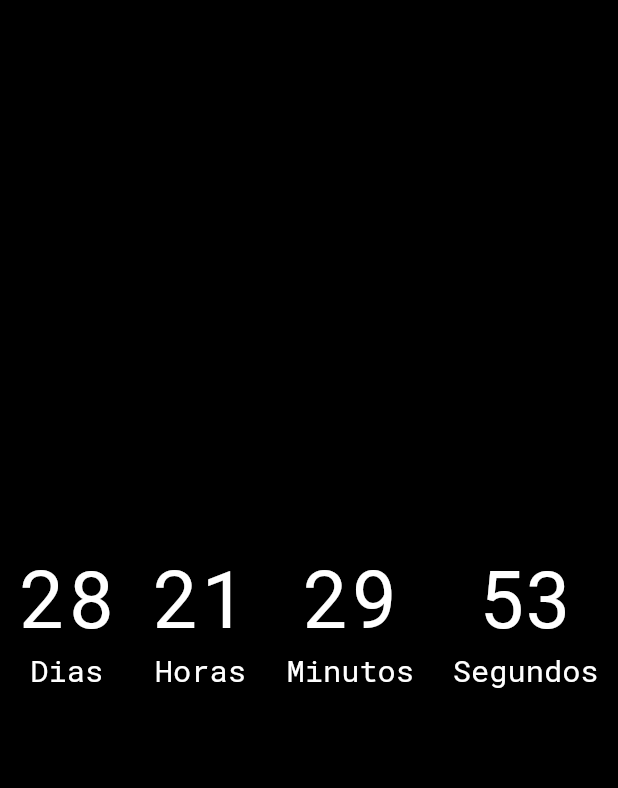
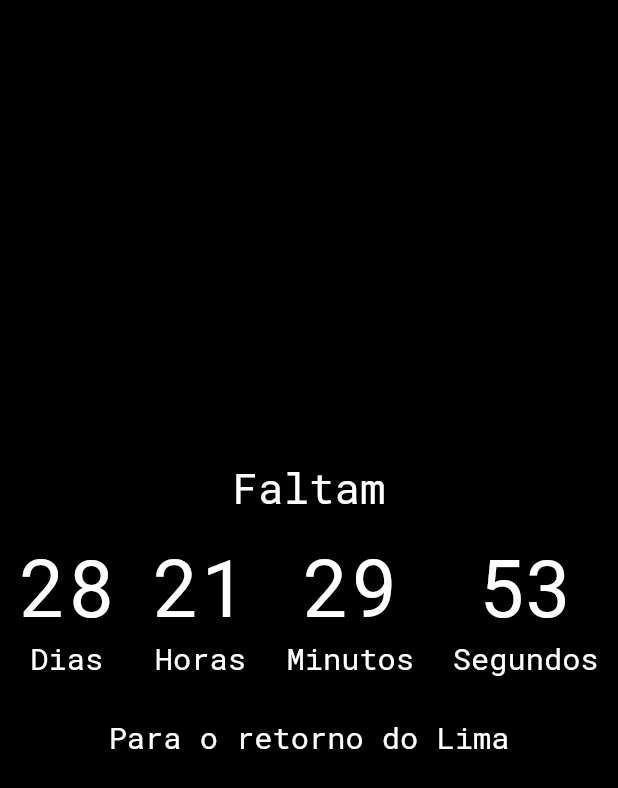
Before and after one commit to vinifoga/vacation-countdown, a Flutter app: the screen it shows after launch, on a phone screen of 412 x 824 dp. Shown: the top 788 px of the screen. Run offline on Flutter 3.47's test engine with Material 2 defaults, Android fonts, the phone set to English and light mode, and no system bars; our stand-ins replace google_fonts.

Commit message:
Changing message

```diff
--- a/lib/main.dart
+++ b/lib/main.dart
@@ -1,6 +1,7 @@
 import 'dart:async';
 
 import 'package:flutter/material.dart';
+import 'package:google_fonts/google_fonts.dart';
 import 'package:limas_vacation_back_countdown/components/display_component.dart';
 
 void main() {
@@ -13,12 +14,14 @@ class MyApp extends StatelessWidget {
   Widget build(BuildContext context) {
     return MaterialApp(
       debugShowCheckedModeBanner: false,
-      title: 'Férias',
+      title: 'Retorno do Lima',
       theme: ThemeData(
-        primarySwatch: Colors.blue,
-        backgroundColor: Colors.black,
+        brightness: Brightness.dark,
+        accentColor: Colors.white,
+        visualDensity: VisualDensity.adaptivePlatformDensity,
       ),
-      home: const MyHomePage(title: 'Férias'),
+      darkTheme: ThemeData.dark(),
+      home: const MyHomePage(title: 'Retorno do Lima'),
     );
   }
 }
@@ -64,6 +67,17 @@ class _MyHomePageState extends State<MyHomePage> {
             mainAxisAlignment: MainAxisAlignment.center,
             children: <Widget>[
               Row(
+                children: [
+                  Text(
+                    'Faltam',
+                    style: GoogleFonts.robotoMono(
+                      color: Colors.white,
+                      fontSize: 35,
+                    ),
+                  ),
+                ],
+              ),
+              Row(
                 mainAxisAlignment: MainAxisAlignment.center,
                 children: [
                   DisplayComponent(variable: days.toString(), text: 'Dias',),
@@ -72,6 +86,16 @@ class _MyHomePageState extends State<MyHomePage> {
                   DisplayComponent(variable: seconds.toString(), text: 'Segundos',),
                 ],
               ),
+              Padding(
+                padding: const EdgeInsets.all(16.0),
+                child: Text(
+                  'Para o retorno do Lima',
+                  style: GoogleFonts.robotoMono(
+                    color: Colors.white,
+                    fontSize: 25,
+                  ),
+                ),
+              ),
             ],
           ),
         ),
```
